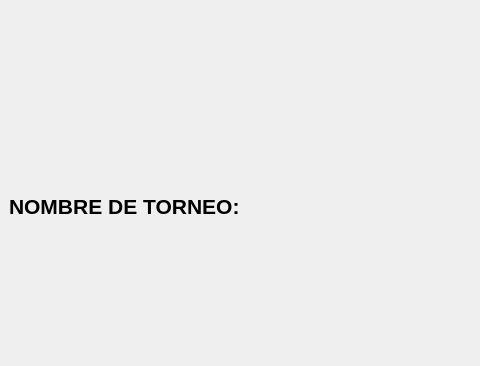
This is Tu_torrneo.ui in Gino-sys/Proyecto-Final-Programacion as Qt 5 draws it before an edit; both pictures show x 0 to 480 and y 0 to 366 of the 663 by 512 pixel window. The edited form follows.
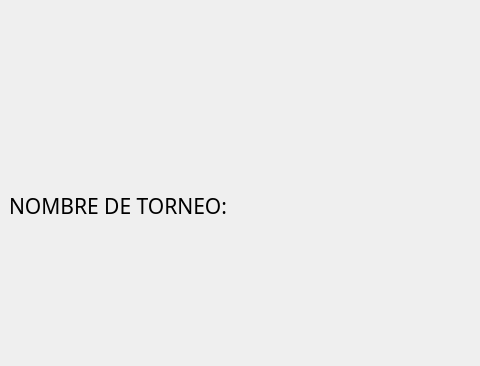
This is the edited form.

Commit message: Cambio en el tipo de letra

What changed in the file:
```diff
--- a/Tu_torrneo.ui
+++ b/Tu_torrneo.ui
@@ -19,9 +19,10 @@
      <widget class="QLabel" name="label">
       <property name="font">
        <font>
+        <family>Cooper Black</family>
         <pointsize>16</pointsize>
-        <weight>75</weight>
-        <bold>true</bold>
+        <weight>50</weight>
+        <bold>false</bold>
        </font>
       </property>
       <property name="text">
```
